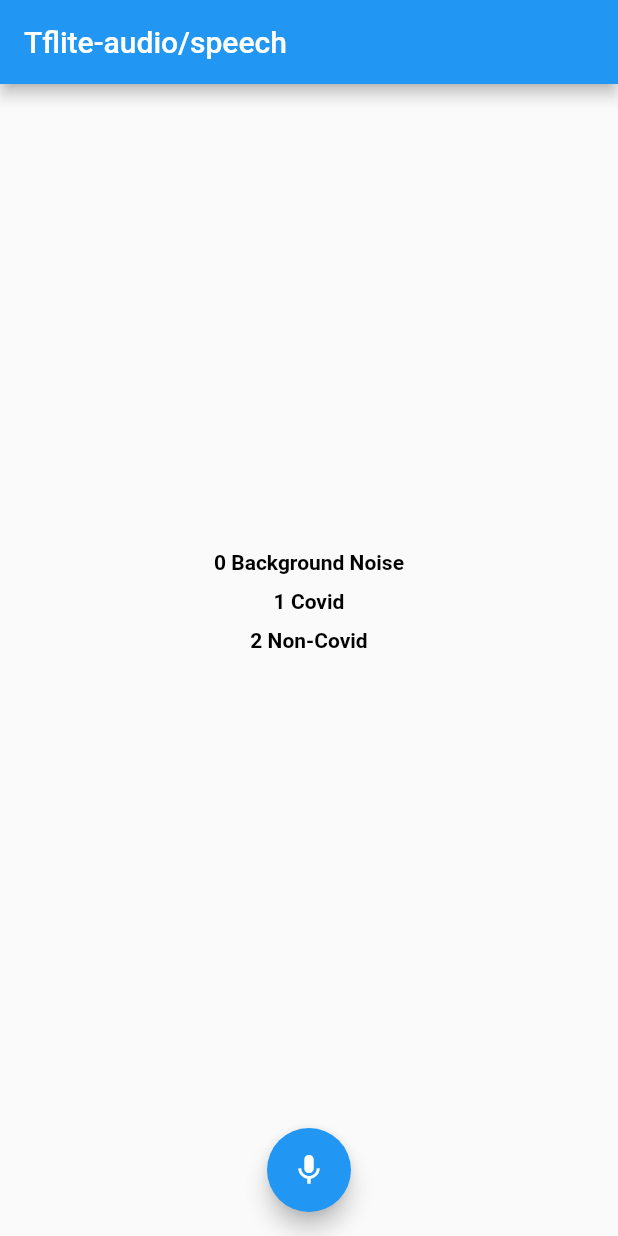
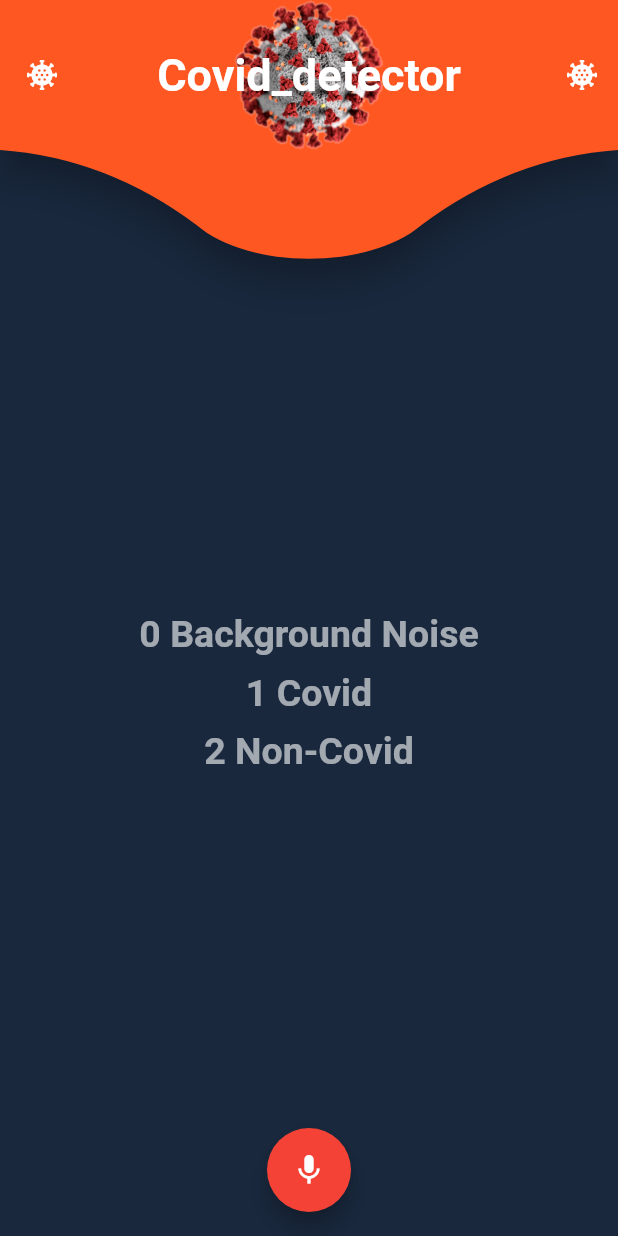
Before and after one commit to KentM-hub/covid_cough, a Flutter app: the screen it shows after launch, on a phone screen of 412 x 824 dp. Run offline on Flutter 3.47's test engine with Material 2 defaults, Android fonts, the phone set to English and light mode, and no system bars; missing offline and left inert: tflite_audio.

Commit message:
second change

```diff
--- a/lib/main.dart
+++ b/lib/main.dart
@@ -4,6 +4,17 @@ import 'dart:developer';
 import 'package:tflite_audio/tflite_audio.dart';
 import 'package:flutter/services.dart';
 import 'dart:convert';
+import 'dart:ui';
+import 'package:flutter/src/material/icons.dart';
+
+const Color kAccentColor = Color(0xFFFE7C64);
+const Color kBackgroundColor = Color(0xFF19283D);
+const Color kTextColorPrimary = Color(0xFFECEFF1);
+const Color kTextColorSecondary = Color(0xFFB0BEC5);
+const Color kButtonColorPrimary = Color(0xFFECEFF1);
+const Color kButtonTextColorPrimary = Color(0xFF455A64);
+const Color kIconColor = Color(0xFF455A64);
+
 
 void main() => runApp(const MyApp());
 
@@ -139,10 +150,40 @@ class _MyAppState extends State<MyApp> {
   Widget build(BuildContext context) {
     return MaterialApp(
         home: Scaffold(
+          backgroundColor: kBackgroundColor,
+            resizeToAvoidBottomInset: false,
             key: _scaffoldKey,
             appBar: AppBar(
-              title: const Text('Tflite-audio/speech'),
+              centerTitle: true,
+              title:Text('Covid_detector',style: new TextStyle(
+                fontSize: 30.0,
+                fontFamily: 'Roboto',
+                color: new Color(0xFFFFFFFF),
+                fontWeight: FontWeight.bold,
+              ),),
+              toolbarHeight: 100,
+              elevation: 10.0,
+                shape: CustomShapeBorder(),
+              backgroundColor: Colors.deepOrange,
+              flexibleSpace: Column(
+                mainAxisAlignment: MainAxisAlignment.end,
+                children: [
+                  Image.asset(
+                    'assets/corona.png',
+                    fit: BoxFit.contain,
+                    width: 100,
+                    height: 100,
+                  ),
+                ],
+              ),
+
+
+              leading: Icon(Icons.coronavirus),
+              actions: <Widget>[
+                IconButton(icon: Icon(Icons.coronavirus),onPressed: (){},)
+              ],
             ),
+
 
             ///Streambuilder for inference results
             body: StreamBuilder<Map<dynamic, dynamic>>(
@@ -201,7 +242,7 @@ class _MyAppState extends State<MyApp> {
                           getResult();
                         });
                       },
-                      backgroundColor: Colors.blue,
+                      backgroundColor: Colors.red,
                       child: const Icon(Icons.mic),
                     );
                   } else {
@@ -231,7 +272,7 @@ class _MyAppState extends State<MyApp> {
                         textAlign: TextAlign.center,
                         style: const TextStyle(
                           fontWeight: FontWeight.bold,
-                          fontSize: 25,
+                          fontSize: 45,
                           color: Colors.green,
                         )));
               } else {
@@ -241,7 +282,8 @@ class _MyAppState extends State<MyApp> {
                         textAlign: TextAlign.center,
                         style: const TextStyle(
                           fontWeight: FontWeight.bold,
-                          color: Colors.black,
+                          fontSize: 25,
+                          color: Colors.white60,
                         )));
               }
             }).toList()));
@@ -256,7 +298,29 @@ class _MyAppState extends State<MyApp> {
             style: const TextStyle(
               fontWeight: FontWeight.bold,
               fontSize: 20,
-              color: Colors.black,
+              color: Colors.white,
             )));
   }
 }
+
+class CustomShapeBorder extends ContinuousRectangleBorder {
+  @override
+  Path getOuterPath(Rect rect, {TextDirection? textDirection}) {
+
+    final double innerCircleRadius = 150.0;
+
+    Path path = Path();
+    path.lineTo(0, rect.height);
+    path.quadraticBezierTo(rect.width / 2 - (innerCircleRadius / 2) - 60, rect.height + 5, rect.width / 2 - 75, rect.height + 50);
+    path.cubicTo(
+        rect.width / 2 - 40, rect.height + innerCircleRadius - 70,
+        rect.width / 2 + 40, rect.height + innerCircleRadius - 70,
+        rect.width / 2 + 75, rect.height + 50
+    );
+    path.quadraticBezierTo(rect.width / 2 + (innerCircleRadius / 2) + 60, rect.height + 5, rect.width, rect.height);
+    path.lineTo(rect.width, 0.0);
+    path.close();
+
+    return path;
+  }
+}
```
Also changed, not shown: assets/corona.png (added), assets/labels.txt (line endings or trailing spaces).
